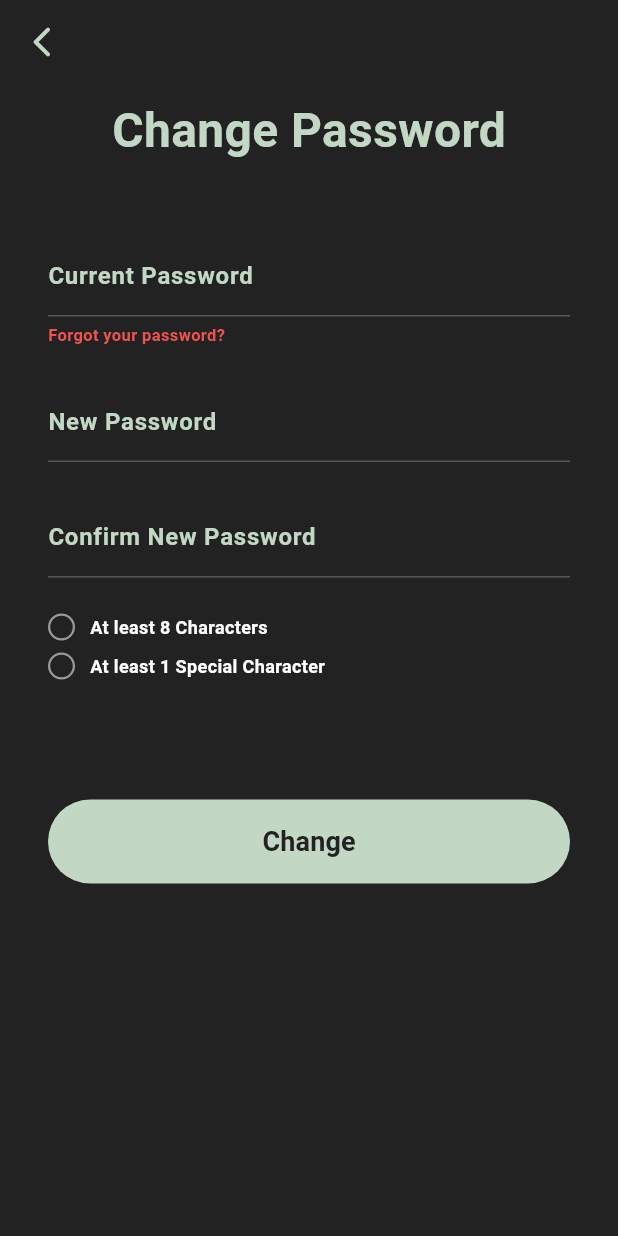
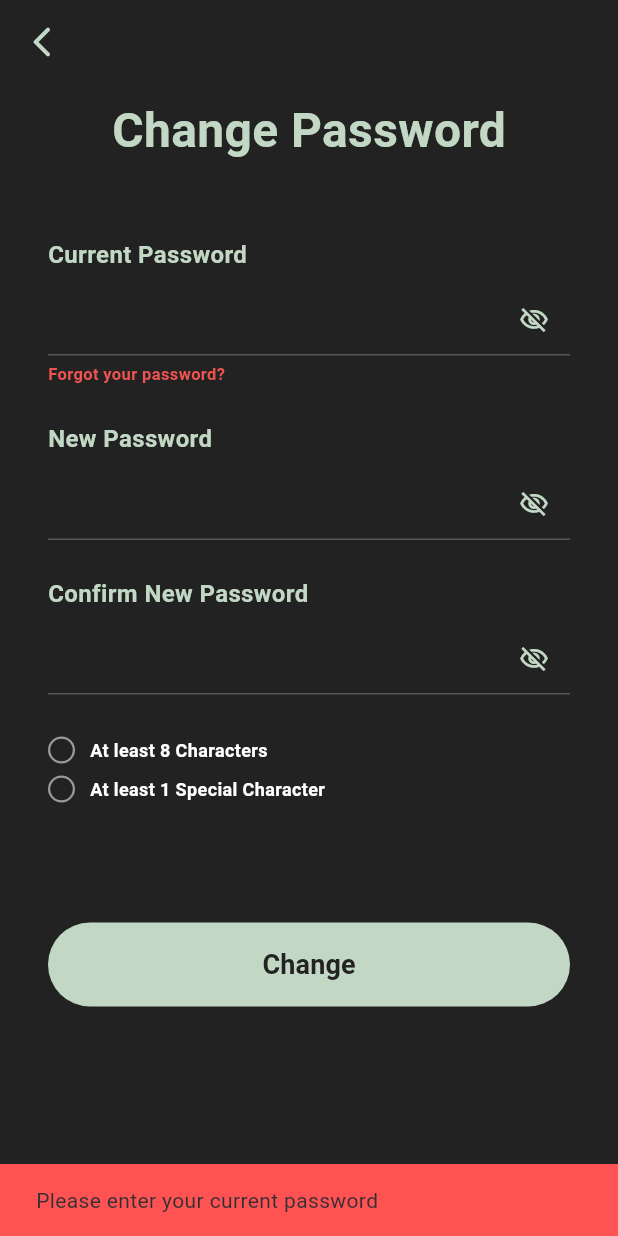
Before and after one commit to ecalderoncuevas/proyectoFinal, a Flutter app: the ChangePasswordScreen screen opened by its route, after a tap on "Change", on a phone screen of 412 x 824 dp. Run offline on Flutter 3.47's test engine with Material 3 defaults, Android fonts, the phone set to English and light mode, and no system bars; our stand-ins replace dio, flutter_advanced_switch, flutter_secure_storage, font_awesome_flutter, go_router, google_fonts; accounts and stored records are empty; Roboto replaces fonts that are missing (Rowdies).

Commit message:
flujo de change password hecho

```diff
--- a/lib/screens/auth/login_screen.dart
+++ b/lib/screens/auth/login_screen.dart
@@ -147,7 +147,6 @@ class _LoginScreenState extends State<LoginScreen> {
                 label: 'Create account',
                 fontWeight: FontWeight.w300,
                 onTap: () {
-                  // TODO: navegar a register cuando exista
                 },
               ),
               const Spacer(flex: 2),
@@ -228,8 +227,6 @@ class _InputFieldState extends State<_InputField> {
   }
 }
 
-/// Texto verde que se subraya brevemente al pulsarlo
-/// para dar feedback visual al usuario.
 class _LinkText extends StatefulWidget {
   final String label;
   final FontWeight fontWeight;
@@ -250,7 +247,7 @@ class _LinkTextState extends State<_LinkText> {
 
   void _handleTap() {
     setState(() => _pressed = true);
-    // Mantenemos el subrayado un momento para que se vea, luego navegamos.
+
     Future.delayed(const Duration(milliseconds: 150), () {
       if (mounted) setState(() => _pressed = false);
       widget.onTap();
--- a/lib/screens/password/change_password_screen.dart
+++ b/lib/screens/password/change_password_screen.dart
@@ -1,8 +1,11 @@
 import 'package:flutter/material.dart';
 import 'package:google_fonts/google_fonts.dart';
+import 'package:proyecto_final_synquid/core/router/app_router.dart';
 import 'package:proyecto_final_synquid/core/theme/app_theme.dart';
 import 'package:proyecto_final_synquid/widgets/back_app_bar.dart';
 import 'package:proyecto_final_synquid/widgets/primary_button.dart';
+import 'package:go_router/go_router.dart';
+import 'package:proyecto_final_synquid/core/router/app_router.dart';
 
 class ChangePasswordScreen extends StatefulWidget {
   const ChangePasswordScreen({super.key});
@@ -20,11 +23,13 @@ class _ChangePasswordScreenState extends State<ChangePasswordScreen> {
 
   bool _hasMinChars = false;
   bool _hasSpecialChar = false;
+  bool _showMismatch = false;
 
   @override
   void initState() {
     super.initState();
     _newPasswordController.addListener(_validatePassword);
+    _confirmPasswordController.addListener(_checkMatch);
   }
 
   void _validatePassword() {
@@ -33,6 +38,23 @@ class _ChangePasswordScreenState extends State<ChangePasswordScreen> {
       _hasMinChars = password.length >= 8;
       _hasSpecialChar = password.contains(RegExp(r'[!@#$%^&*(),.?":{}|<>]'));
     });
+  }
+
+  void _checkMatch() {
+  final confirm = _confirmPasswordController.text;
+  setState(() {
+    _showMismatch = confirm.isNotEmpty &&
+        confirm != _newPasswordController.text;
+  });
+}
+
+  void _showMessage(String text, {required bool isError}) {
+  ScaffoldMessenger.of(context).showSnackBar(
+    SnackBar(
+      content: Text(text),
+      backgroundColor: isError ? Colors.redAccent : AppColors.green,
+    ),
+  );
 }
 
   @override
@@ -66,10 +88,9 @@ class _ChangePasswordScreenState extends State<ChangePasswordScreen> {
                 ),
               ),
               const SizedBox(height: 48),
-              _InputField(
+              _LabeledPasswordField(
                 label: 'Current Password',
                 controller: _currentPasswordController,
-                isPassword: true,
               ),
               const SizedBox(height: 4),
               GestureDetector(
@@ -84,17 +105,27 @@ class _ChangePasswordScreenState extends State<ChangePasswordScreen> {
                 ),
               ),
               const SizedBox(height: 24),
-              _InputField(
+              _LabeledPasswordField(
                 label: 'New Password',
                 controller: _newPasswordController,
-                isPassword: true,
               ),
               const SizedBox(height: 24),
-              _InputField(
+
+              _LabeledPasswordField(
                 label: 'Confirm New Password',
                 controller: _confirmPasswordController,
-                isPassword: true,
               ),
+              const SizedBox(height: 4),
+              if (_showMismatch)
+                Text(
+                  'No coinciden las contraseñas',
+                  style: GoogleFonts.rowdies(
+                    fontSize: 11,
+                    color: Colors.red.shade400,
+                    fontWeight: FontWeight.w700,
+                  ),
+                ),
+
               const SizedBox(height: 24),
               _ValidationRow(
                 label: 'At least 8 Characters',
@@ -109,7 +140,23 @@ class _ChangePasswordScreenState extends State<ChangePasswordScreen> {
               PrimaryButton(
                 label: 'Change',
                 onPressed: () {
-                  // TODO: validar passwords coinciden + llamar a /Auth/changePasword
+                  final newPass = _newPasswordController.text;
+                  final confirmPass = _confirmPasswordController.text;
+
+                  if(_currentPasswordController.text.isEmpty) {
+                    _showMessage('Please enter your current password', isError: true);
+                  }
+                  if (!_hasMinChars || !_hasSpecialChar) {
+                    _showMessage('Password does not meet requirements', isError: true);
+                    return;
+                  }
+                  if (newPass != confirmPass) {
+                    _showMessage('Passwords do not match', isError: true);
+                    return;
+                  }
+
+                  _showMessage('Password changed succesfully', isError: false);
+                  context.go(AppRoutes.login);
                 },
               ),
               const SizedBox(height: 32),
@@ -121,22 +168,39 @@ class _ChangePasswordScreenState extends State<ChangePasswordScreen> {
   }
 }
 
-class _InputField extends StatelessWidget {
+class _LabeledPasswordField extends StatefulWidget {
   final String label;
   final TextEditingController controller;
-  final bool isPassword;
 
-  const _InputField({
+  const _LabeledPasswordField({
     required this.label,
     required this.controller,
-    this.isPassword = false,
   });
 
   @override
+  State<_LabeledPasswordField> createState() => _LabeledPasswordFieldState();
+}
+
+class _LabeledPasswordFieldState extends State<_LabeledPasswordField> {
+  bool _obscure = true;
+
+  @override
   Widget build(BuildContext context) {
-    return TextField(
-      controller: controller,
-      obscureText: isPassword,
+    return Column(
+      crossAxisAlignment: CrossAxisAlignment.start,
+      children: [
+        Text(
+          widget.label,
+          style: GoogleFonts.rowdies(
+            color: AppColors.green,
+            fontSize: 16,
+            fontWeight: FontWeight.w700,
+          ),
+        ),
+        const SizedBox(height: 8),
+        TextField(
+          controller: widget.controller,
+          obscureText: _obscure,
           enableSuggestions: false,
           autocorrect: false,
           style: GoogleFonts.rowdies(
@@ -145,20 +209,27 @@ class _InputField extends StatelessWidget {
             fontWeight: FontWeight.w700,
           ),
           decoration: InputDecoration(
-        labelText: label,
-        labelStyle: GoogleFonts.rowdies(
-          color: AppColors.green,
-          fontSize: 16,
-          fontWeight: FontWeight.w700,
-        ),
-        floatingLabelBehavior: FloatingLabelBehavior.never,
+            isDense: true,
+            contentPadding: const EdgeInsets.symmetric(vertical: 8),
             enabledBorder: const UnderlineInputBorder(
               borderSide: BorderSide(color: Colors.white24, width: 1),
             ),
             focusedBorder: const UnderlineInputBorder(
               borderSide: BorderSide(color: AppColors.green, width: 2),
             ),
+            suffixIcon: IconButton(
+              icon: Icon(
+                _obscure
+                    ? Icons.visibility_off_outlined
+                    : Icons.visibility_outlined,
+                color: AppColors.green,
+                size: 20,
               ),
+              onPressed: () => setState(() => _obscure = !_obscure),
+            ),
+          ),
+        ),
+      ],
     );
   }
 }
@@ -176,7 +247,8 @@ class _ValidationRow extends StatelessWidget {
   Widget build(BuildContext context) {
     return Row(
       children: [
-        Container(
+        AnimatedContainer(
+          duration: const Duration(milliseconds: 200),
           width: 18,
           height: 18,
           decoration: BoxDecoration(
@@ -196,7 +268,7 @@ class _ValidationRow extends StatelessWidget {
           label,
           style: GoogleFonts.rowdies(
             fontSize: 12,
-            color: Colors.white,
+            color: isValid ? AppColors.green : Colors.white,
             fontWeight: FontWeight.w700,
           ),
         ),
```
Lines whose indentation alone changed are shown as unchanged.
